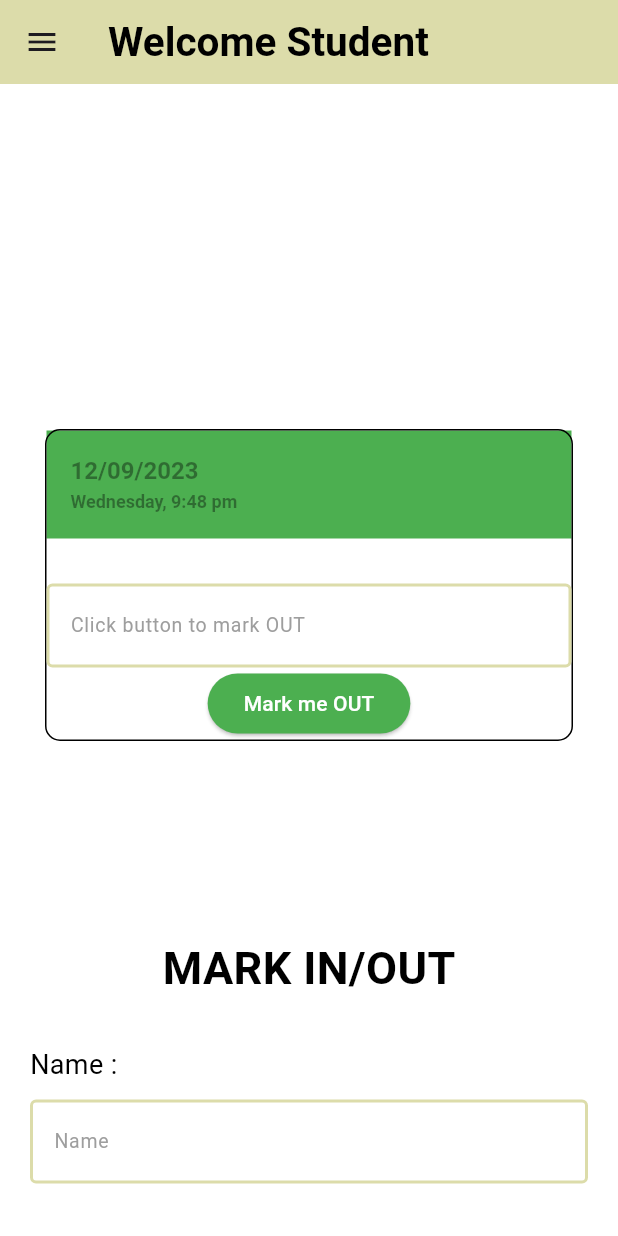
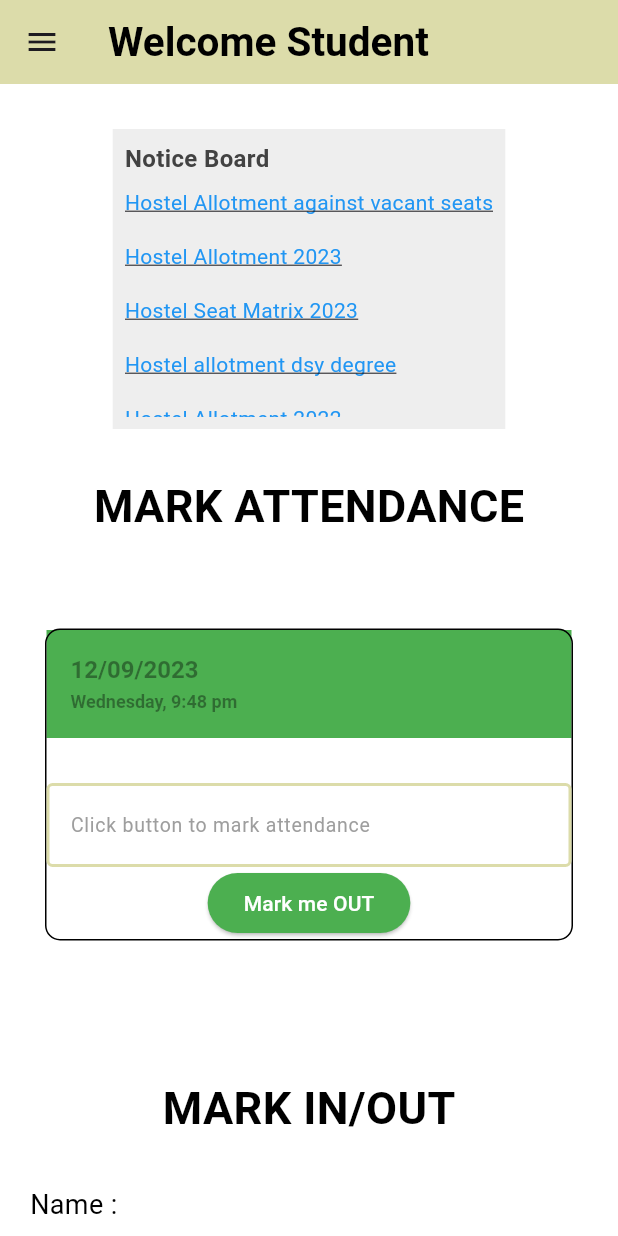
Before and after one commit to anisha-n12/hostel_app, a Flutter app: the StudentPage screen opened directly, on a phone screen of 412 x 824 dp. Run offline on Flutter 3.47's test engine with Material 3 defaults, Android fonts, the phone set to English and light mode, and no system bars; our stand-ins replace carousel_slider, cloud_firestore, email_validator, firebase_auth, firebase_core, flutter_spinkit and 2 more; accounts and stored records are empty; network calls fail.

```diff
--- a/lib/pages/studentallotment.dart
+++ b/lib/pages/studentallotment.dart
@@ -93,7 +93,7 @@ class AllotStudentList extends StatelessWidget {
                         onPressed: () {
                           // Handle the Allot button click
                           // Add your logic here
-                          showAllotmentDialog(context, name);
+                          showAllotmentDialog(context, name, email);
                         },
                         child: Text("Allot"),
                       ),
@@ -222,7 +222,7 @@ class StudentSearchDelegate extends SearchDelegate<String> {
                     // Handle the Allot button click
                     // Add your logic here
 
-                    showAllotmentDialog(context, name);
+                    showAllotmentDialog(context, name, email);
                   },
                   child: Text("Allot"),
                 ),
--- a/lib/pages/studentpage.dart
+++ b/lib/pages/studentpage.dart
@@ -1,5 +1,6 @@
 import 'package:flutter/material.dart';
 import 'package:hostel_app/pages/complaintpage.dart';
+import 'package:hostel_app/pages/homeinfo.dart';
 import 'package:hostel_app/pages/homepage.dart';
 import 'package:hostel_app/pages/leaveapplication.dart';
 import 'package:hostel_app/pages/room_change.dart';
@@ -27,6 +28,7 @@ class _StudentPageState extends State<StudentPage> {
   DateTime attendance = DateTime.now();
   bool indone = false;
   bool outdone = false;
+  bool attendancedone=false;
 
   @override
   Widget build(BuildContext context) {
@@ -184,9 +186,20 @@ class _StudentPageState extends State<StudentPage> {
               crossAxisAlignment: CrossAxisAlignment.center,
               mainAxisAlignment: MainAxisAlignment.center,
               children: [
-                const SizedBox(
-                  height: 200,
+                const SizedBox(height: 30),
+                NoticeBoard(),
+                const SizedBox(height: 30),
+                const Center(
+                  child: Text(
+                    "MARK ATTENDANCE",
+                    style: TextStyle(
+                      fontSize: 30,
+                      fontWeight: FontWeight.bold,
+                      color: Colors.black,
+                    ),
+                  ),
                 ),
+                const SizedBox(height: 30),
                 Builder(builder: (context) {
                   return Padding(
                     padding: const EdgeInsets.all(30.0),
@@ -213,26 +226,27 @@ class _StudentPageState extends State<StudentPage> {
                           TextFormField(
                               readOnly: true,
                               controller: TextEditingController(
-                                text: outdone
-                                    ? "${outTimeStamp.toLocal()}".substring(
+                                text: attendancedone
+                                    ? "${attendance.toLocal()}".substring(
                                         0,
-                                        "${outTimeStamp.toLocal()}".indexOf(
+                                        "${attendance.toLocal()}".indexOf(
                                             ':',
-                                            "${outTimeStamp.toLocal()}"
+                                            "${attendance.toLocal()}"
                                                     .indexOf(':') +
                                                 1))
                                     : "",
                               ),
                               decoration: textInputDecoration.copyWith(
-                                  labelText: "Click button to mark OUT")),
+                                  labelText: "Click button to mark attendance")),
                           SizedBox(width: 10),
                           ElevatedButton(
                             onPressed: () {
-                              if (!outdone) {
+                              if (!attendancedone) {
                                 setState(() {
-                                  outTimeStamp = DateTime.now();
+                                  attendance = DateTime.now();
                                 });
-                                outdone = true;
+
+                                attendancedone = true;
                               }
                             },
                             style: ElevatedButton.styleFrom(
@@ -246,13 +260,13 @@ class _StudentPageState extends State<StudentPage> {
                     ),
                   );
                 }),
-                const SizedBox(height: 50),
+                const SizedBox(height: 30),
                 Padding(
                   padding: const EdgeInsets.all(20.0),
                   child: Column(
                     crossAxisAlignment: CrossAxisAlignment.start,
                     children: [
-                      const SizedBox(height: 30),
+                      const SizedBox(height: 10),
                       const Center(
                         child: Text(
                           "MARK IN/OUT",
```
Also changed, not shown: lib/pages/WardenPage.dart (+5 -6 lines), lib/pages/allotment_dialog.dart (+5 -5 lines), lib/pages/login_page.dart (+14 -10 lines), lib/pages/rector.dart (+12 -9 lines), lib/pages/rectorRegistration.dart (+14 -9 lines), lib/pages/wardenRegistration.dart (+14 -9 lines), lib/service/database_service.dart (+78 -0 lines).
